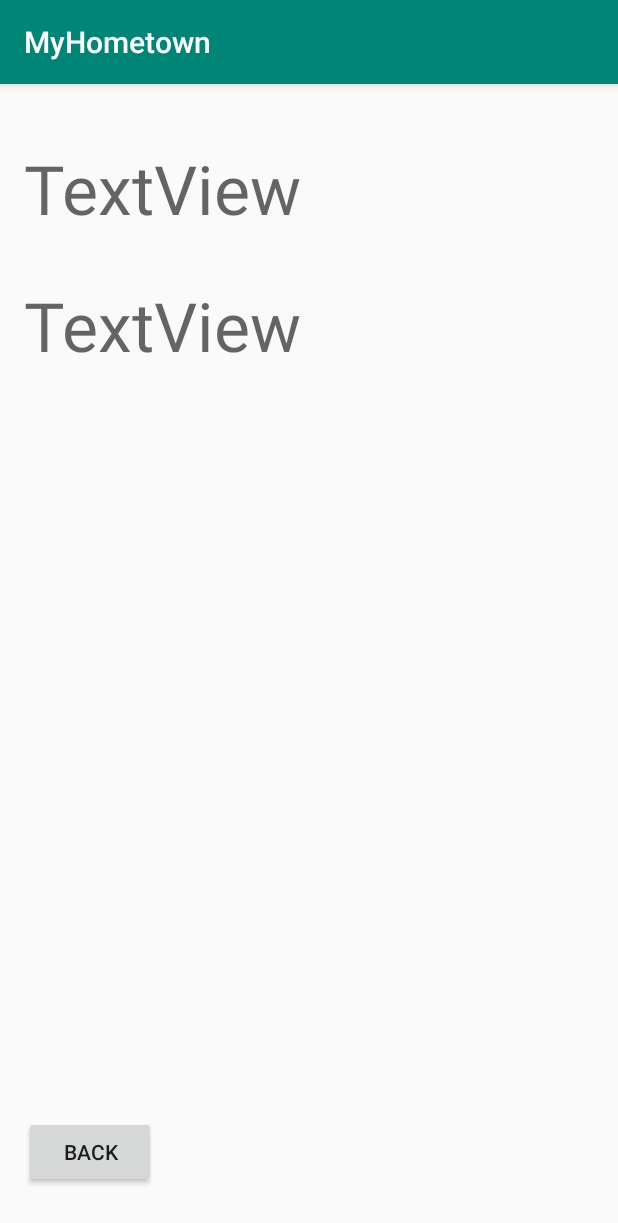
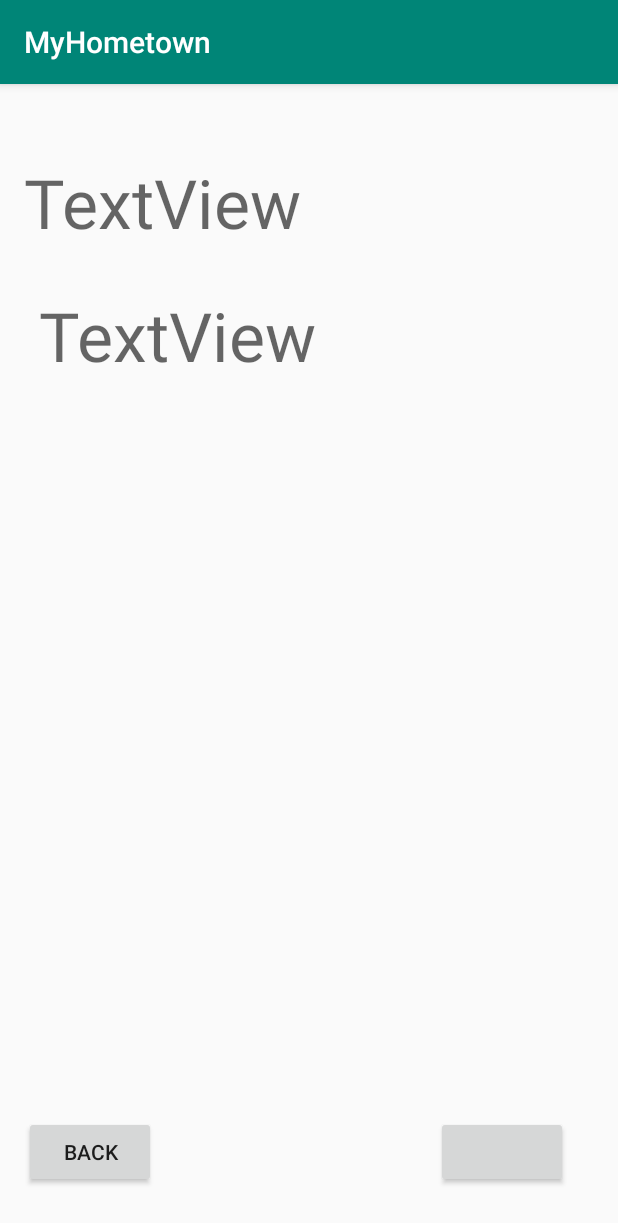
Before and after one commit to ehresmk/MyHometown, an Android app: the CityActivity screen opened directly, with no data from a screen before it, on a phone screen of 412 x 824 dp. Shown: the top 1223 px of the screen. Run offline under Robolectric (Android 15) with nearby library versions, the phone set to English and light mode, and no system bars; libraries missing offline, so code that uses them is left out: com.parse; 3 statements that could not run were skipped.

Commit message:
Subscription and Alert Functionality  -Alerts can now be created by Admins (They do not display any   where or send push notifications yet)  -Users can subscribe to 1 city page at a time (Issue where after   subscribing to a city page, leaving and reopening the page the   button says "Subscribe" instead of "Unsubscribe")  -Users can subscribe to a new city and it just replaces the old one  -Resolved City Page issue (See resolution in issues)  -New Activity xml and java file for creating alerts

```diff
--- a/MyHometown/app/src/main/AndroidManifest.xml
+++ b/MyHometown/app/src/main/AndroidManifest.xml
@@ -13,7 +13,8 @@
             android:roundIcon="@mipmap/ic_launcher_round"
             android:supportsRtl="true"
             android:theme="@style/AppTheme">
-        <activity android:name=".activities.CityActivity"></activity>
+        <activity android:name=".activities.CreateAlert"/>
+        <activity android:name=".activities.CityActivity" />
         <activity android:name=".activities.CreateCity" />
         <activity
                 android:name=".ui.login.LoginActivity"
--- a/MyHometown/app/src/main/java/com/app/MyHometown/activities/CityActivity.java
+++ b/MyHometown/app/src/main/java/com/app/MyHometown/activities/CityActivity.java
@@ -20,13 +20,21 @@ import com.parse.ParseException;
 import com.parse.ParseObject;
 import com.parse.ParseQuery;
 import com.parse.ParseUser;
+import com.parse.SaveCallback;
 
+import org.json.JSONArray;
+import org.json.JSONException;
+
+import java.util.ArrayList;
+import java.util.Collection;
 import java.util.List;
 
 public class CityActivity extends AppCompatActivity {
 
     TextView cityName;
     TextView stateName;
+    Button sub;
+    ParseObject city;
 
     @Override
     protected void onCreate(Bundle savedInstanceState) {
@@ -35,31 +43,78 @@ public class CityActivity extends AppCompatActivity {
         cityName = findViewById(R.id.City);
         stateName = findViewById(R.id.State);
         final Button back = findViewById(R.id.back);
+        sub = findViewById(R.id.subscribe);
         final Button alert = findViewById(R.id.CreateAlert);
         boolean check = ParseUser.getCurrentUser().getBoolean("Admin");
 
-        cityName.clearComposingText();
-        stateName.clearComposingText();
-
-        if(check){
+        if(check) {
+            sub.setVisibility(View.INVISIBLE);
             alert.setVisibility(View.VISIBLE);
         }
-        else{
+        else {
+            sub.setVisibility(View.VISIBLE);
             alert.setVisibility(View.INVISIBLE);
         }
 
         getCity();
+
+        sub.setOnClickListener(new View.OnClickListener() {
+            @Override
+            public void onClick(View v) {
+                if(checkSub()) {
+                    removeSub();
+                }
+                else {
+                    addSub();
+                }
+            }
+        });
+
+        alert.setOnClickListener(new View.OnClickListener() {
+            @Override
+            public void onClick(View v) {
+                Intent intent = new Intent(CityActivity.this, CreateAlert.class);
+                intent.addFlags(Intent.FLAG_ACTIVITY_CLEAR_TASK | Intent.FLAG_ACTIVITY_NEW_TASK);
+                startActivity(intent);
+            }
+        });
 
         back.setOnClickListener(new View.OnClickListener() {
             @Override
             public void onClick(View v) {
                 cityName.clearComposingText();
                 stateName.clearComposingText();
-                Intent intent = new Intent(CityActivity.this, MainActivity.class);
-                intent.addFlags(Intent.FLAG_ACTIVITY_CLEAR_TASK | Intent.FLAG_ACTIVITY_NEW_TASK);
-                startActivity(intent);
+                city.put("open", false);
+                city.saveInBackground(new SaveCallback() {
+                    @Override
+                    public void done(ParseException e) {
+                        Intent intent = new Intent(CityActivity.this, MainActivity.class);
+                        intent.addFlags(Intent.FLAG_ACTIVITY_CLEAR_TASK | Intent.FLAG_ACTIVITY_NEW_TASK);
+                        startActivity(intent);
+                    }
+                });
             }
         });
+    }
+    private void removeSub() {
+        ParseUser.getCurrentUser().put("Subscribed", "");
+        ParseUser.getCurrentUser().saveInBackground();
+        sub.setText("Subscribe");
+    }
+
+    private void addSub() {
+        ParseUser.getCurrentUser().put("Subscribed", city.get("cityName"));
+        ParseUser.getCurrentUser().saveInBackground();
+        sub.setText("Unsubscribe");
+    }
+
+    private boolean checkSub() {
+        if(city.getString("cityName") == ParseUser.getCurrentUser().get("Subscribed")) {
+            return true;
+        }
+        else {
+            return false;
+        }
     }
 
     private void getCity() {
@@ -69,16 +124,19 @@ public class CityActivity extends AppCompatActivity {
             public void done(List<ParseObject> cities, ParseException e) {
                 if (e == null) {
                     ParseObject obj = cities.get(0);
-                    if(obj.getBoolean("open")){
-                        cityName.setText(obj.getString("cityName"));
-                        stateName.setText(obj.getString("cityState"));
-                        obj.put("open", false);
+                    int i = 1;
+                    while(!obj.getBoolean("open")) {
+                        obj = cities.get(i);
+                        i++;
+                    }
+                    cityName.setText(obj.getString("cityName").trim());
+                    stateName.setText(obj.getString("cityState").trim());
+                    city = obj;
+                    if(checkSub()) {
+                        sub.setText("Unsubscribe");
                     }
                     else {
-                        obj = cities.get(1);
-                        cityName.setText(obj.getString("cityName"));
-                        stateName.setText(obj.getString("cityState"));
-                        obj.put("open", false);
+                        sub.setText("Subscribe");
                     }
                 }
                 else {
@@ -87,5 +145,4 @@ public class CityActivity extends AppCompatActivity {
             }
         });
     }
-
 }
--- a/MyHometown/app/src/main/res/layout/activity_city.xml
+++ b/MyHometown/app/src/main/res/layout/activity_city.xml
@@ -12,12 +12,12 @@
             android:layout_height="wrap_content"
             android:text="TextView"
             android:textAppearance="@style/TextAppearance.AppCompat.Display2"
-            app:layout_constraintBottom_toBottomOf="parent"
+            app:layout_constraintBottom_toTopOf="@+id/State"
             app:layout_constraintEnd_toEndOf="parent"
             app:layout_constraintHorizontal_bias="0.07"
             app:layout_constraintStart_toStartOf="parent"
             app:layout_constraintTop_toTopOf="parent"
-            app:layout_constraintVertical_bias="0.056" />
+            app:layout_constraintVertical_bias="0.637" />
 
     <TextView
             android:id="@+id/State"
@@ -27,10 +27,10 @@
             android:textAppearance="@style/TextAppearance.AppCompat.Display2"
             app:layout_constraintBottom_toBottomOf="parent"
             app:layout_constraintEnd_toEndOf="parent"
-            app:layout_constraintHorizontal_bias="0.07"
+            app:layout_constraintHorizontal_bias="0.115"
             app:layout_constraintStart_toStartOf="parent"
             app:layout_constraintTop_toTopOf="parent"
-            app:layout_constraintVertical_bias="0.185" />
+            app:layout_constraintVertical_bias="0.194" />
 
     <Button
             android:id="@+id/back"
@@ -56,4 +56,16 @@
             app:layout_constraintStart_toEndOf="@+id/back"
             app:layout_constraintTop_toTopOf="parent"
             app:layout_constraintVertical_bias="0.956" />
+
+    <Button
+            android:id="@+id/subscribe"
+            android:layout_width="wrap_content"
+            android:layout_height="wrap_content"
+            android:visibility="invisible"
+            app:layout_constraintBottom_toBottomOf="parent"
+            app:layout_constraintEnd_toEndOf="parent"
+            app:layout_constraintHorizontal_bias="0.483"
+            app:layout_constraintStart_toEndOf="@+id/CreateAlert"
+            app:layout_constraintTop_toTopOf="parent"
+            app:layout_constraintVertical_bias="0.956" />
 </androidx.constraintlayout.widget.ConstraintLayout>
--- a/MyHometown/app/src/main/res/values/strings.xml
+++ b/MyHometown/app/src/main/res/values/strings.xml
@@ -35,4 +35,7 @@
     <string name="hello_first_fragment">Hello first fragment</string>
     <string name="hello_second_fragment">Hello second fragment. Arg: %1$s</string>
     <string name="create_alert">Create Alert</string>
+    <string name="subscribe">Subscribe</string>
+    <string name="enter_alert_title">Enter Alert Title</string>
+    <string name="enter_alert_description">Enter Alert Description:</string>
 </resources>
```
Also changed, not shown: MyHometown/app/src/main/java/com/app/MyHometown/activities/CreateAlert.java (added, +111 -0 lines), MyHometown/app/src/main/java/com/app/MyHometown/assets/Alert.java (deleted, +0 -41 lines), MyHometown/app/src/main/java/com/app/MyHometown/assets/City.java (deleted, +0 -41 lines), MyHometown/app/src/main/java/com/app/MyHometown/ui/login/MainActivity.java (+9 -4 lines), MyHometown/app/src/main/res/layout/activity_create_alert.xml (added, +73 -0 lines), MyHometown/app/src/main/res/layout/activity_main.xml (+23 -36 lines).
